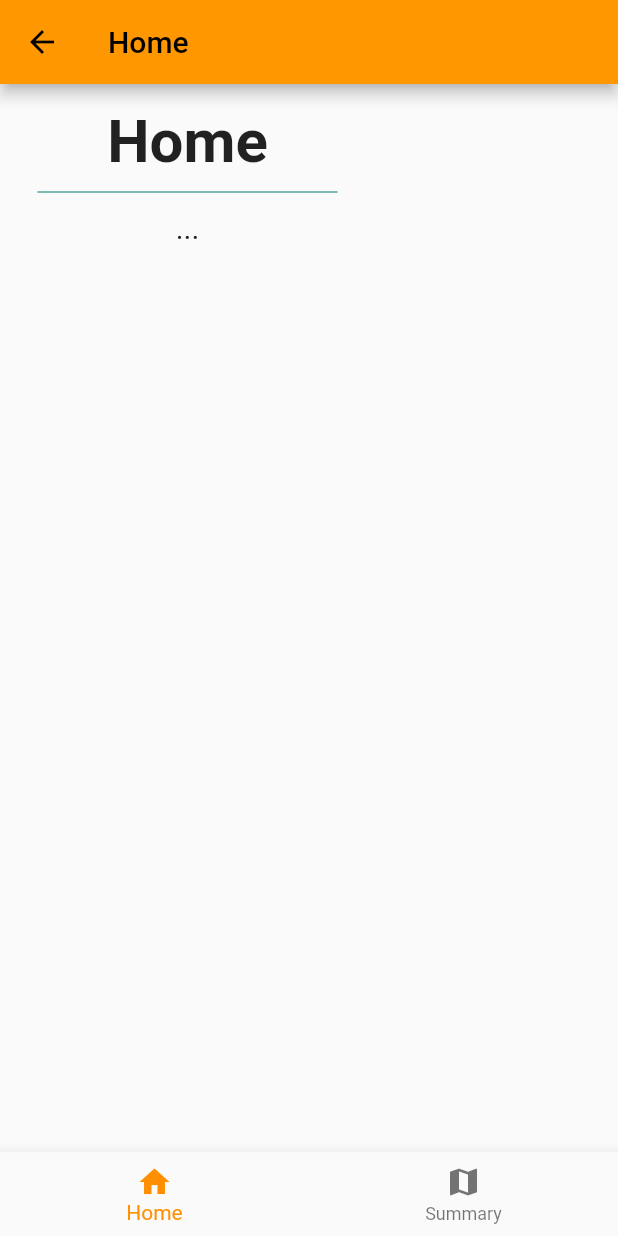
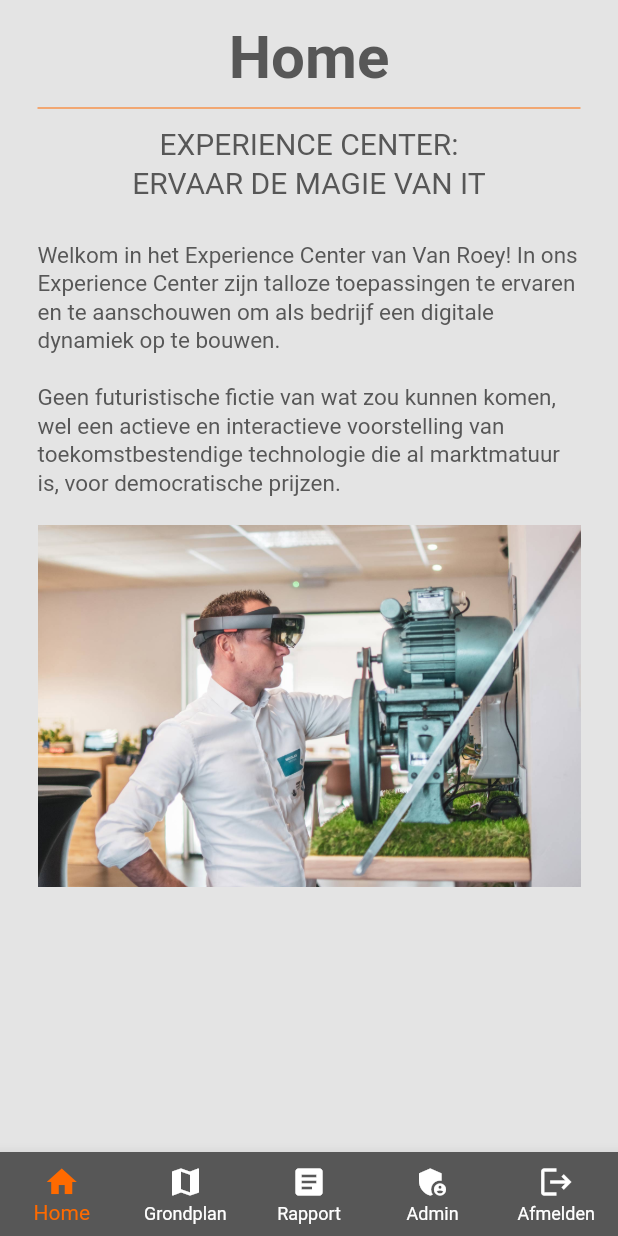
Before and after one commit to RubenBoone/Qiosk-MobileApp, a Flutter app: the BottomNavigationTemplate screen opened directly, on a phone screen of 412 x 824 dp. Run offline on Flutter 3.47's test engine with Material 2 defaults, Android fonts, the phone set to English and light mode, and no system bars.

Commit message:
home page + scroll effect + bottom nav + safe area

```diff
--- a/lib/main.dart
+++ b/lib/main.dart
@@ -13,13 +13,25 @@ class MyApp extends StatelessWidget {
   @override
   Widget build(BuildContext context) {
     return MaterialApp(
-      title: 'Qiosk App',
-      theme: ThemeData(
-        primarySwatch: Colors.orange,
-        visualDensity: VisualDensity.adaptivePlatformDensity
-      ),
-      home: LoginPage(),
-    );
+        debugShowCheckedModeBanner: false,
+        title: 'Qiosk App',
+        theme: ThemeData(
+            primarySwatch: Colors.orange,
+            visualDensity: VisualDensity.adaptivePlatformDensity),
+        home: const SafeArea(
+            left: true,
+            top: true,
+            right: true,
+            bottom: true,
+            child: BottomNavigationTemplate()));
+  }
+}
+
+class MyBehavior extends ScrollBehavior {
+  @override
+  Widget buildViewportChrome(
+      BuildContext context, Widget child, AxisDirection axisDirection) {
+    return child;
   }
 }
 
--- a/lib/pages/home.dart
+++ b/lib/pages/home.dart
@@ -1,3 +1,4 @@
+import 'package:Qiosk/main.dart';
 import 'package:flutter/material.dart';
 
 //This page shows a blueprint of the building with information about each kiosk
@@ -8,27 +9,52 @@ class HomePage extends StatelessWidget {
   @override
   Widget build(BuildContext context) {
     return Scaffold(
-        appBar: AppBar(
-          title: const Text("Home"),
-        ),
+        backgroundColor: const Color(0xFFE4E4E4),
         body: Container(
             padding: const EdgeInsets.all(5.0),
-            margin: const EdgeInsets.symmetric(vertical: 10.0, horizontal: 20.0),
-            child: Column(
-              children: [
-                const Text("Home",
-                    style:
-                        TextStyle(fontSize: 40, fontWeight: FontWeight.bold)),
-                SizedBox(
-                  height: 20,
-                  width: 200,
-                  child: Divider(color: Colors.teal.shade700),
-                ),
-                const Text(
-                  "...",
-                  style: TextStyle(height: 1.3, fontSize: 20),
-                )
-              ],
-            )));
+            margin:
+                const EdgeInsets.symmetric(vertical: 10.0, horizontal: 20.0),
+            child: ScrollConfiguration(
+                behavior: MyBehavior(),
+                child: ListView(
+                  primary: false,
+                  children: [
+                    const Center(
+                        child: Text("Home",
+                            style: TextStyle(
+                                fontSize: 40,
+                                fontWeight: FontWeight.bold,
+                                color: Color(0xFF575757)))),
+                    const SizedBox(
+                        height: 20,
+                        width: 300,
+                        child: Divider(color: Color(0XFFFF6A00))),
+                    const Center(
+                        child: Text("EXPERIENCE CENTER:",
+                            style: TextStyle(
+                                height: 1.3,
+                                fontSize: 20,
+                                color: Color(0xFF575757)))),
+                    const Center(
+                        child: Text("ERVAAR DE MAGIE VAN IT" + '\n',
+                            style: TextStyle(
+                                height: 1.3,
+                                fontSize: 20,
+                                color: Color(0xFF575757)))),
+                    const Center(
+                        child: Text(
+                      "Welkom in het Experience Center van Van Roey! In ons Experience Center zijn talloze toepassingen te ervaren en te aanschouwen om als bedrijf een digitale dynamiek op te bouwen." +
+                          '\n\n' +
+                          "Geen futuristische fictie van wat zou kunnen komen, wel een actieve en interactieve voorstelling van toekomstbestendige technologie die al marktmatuur is, voor democratische prijzen." +
+                          '\n',
+                      style: TextStyle(
+                          height: 1.3, fontSize: 15, color: Color(0xFF575757)),
+                    )),
+                    Center(
+                      child: Image.asset(
+                          'assets/images/engineerExperienceCenter.jpg'),
+                    )
+                  ],
+                ))));
   }
 }
--- a/lib/widgets/navigation.dart
+++ b/lib/widgets/navigation.dart
@@ -1,4 +1,5 @@
 import 'package:Qiosk/pages/home.dart';
+import 'package:Qiosk/pages/map.dart';
 import 'package:Qiosk/pages/summary.dart';
 import 'package:flutter/material.dart';
 
@@ -15,6 +16,7 @@ class _BottomNavigationTemplateState extends State<BottomNavigationTemplate> {
   //Navigation opties
   static const List<Widget> _widgetOptions = <Widget>[
     HomePage(),
+    MapPage(),
     SummaryPage()
   ];
 
@@ -28,22 +30,39 @@ class _BottomNavigationTemplateState extends State<BottomNavigationTemplate> {
   @override
   Widget build(BuildContext context) {
     return Scaffold(
-      body: Center(
+      body:
+      Center(
         child: _widgetOptions.elementAt(_selectedIndex),
       ),
       bottomNavigationBar: BottomNavigationBar(
+        type: BottomNavigationBarType.fixed,
+        backgroundColor: const Color(0XFF575757),
         items: const <BottomNavigationBarItem>[
           BottomNavigationBarItem(
             icon: Icon(Icons.home),
             label: 'Home',
           ),
+           BottomNavigationBarItem(
+            icon: Icon(Icons.map),
+            label: 'Grondplan',
+          ),
           BottomNavigationBarItem(
-            icon: Icon(Icons.map),
-            label: 'Summary',
+            icon: Icon(Icons.article),
+            label: 'Rapport',
+          ),
+          //Only show when logged as admin
+          BottomNavigationBarItem(
+            icon: Icon(Icons.admin_panel_settings),
+            label: 'Admin',
+          ),
+          BottomNavigationBarItem(
+            icon: Icon(Icons.logout),
+            label: 'Afmelden',
           )
         ],
         currentIndex: _selectedIndex,
-        selectedItemColor: Colors.amber[800],
+        unselectedItemColor: Colors.white,
+        selectedItemColor: const Color(0XFFFF6A00),
         onTap: _onItemTapped,
       ),
     );
--- a/pubspec.yaml
+++ b/pubspec.yaml
@@ -70,6 +70,7 @@ flutter:
   assets:
     - assets/images/qiosk.png
     - assets/images/header.png
+    - assets/images/engineerExperienceCenter.jpg
 
   # An image asset can refer to one or more resolution-specific "variants", see
   # https://flutter.dev/assets-and-images/#resolution-aware.
```
Also changed, not shown: lib/pages/login.dart (+11 -12 lines), lib/pages/map.dart (added, +50 -0 lines), assets/images/engineerExperienceCenter.jpg (added).
